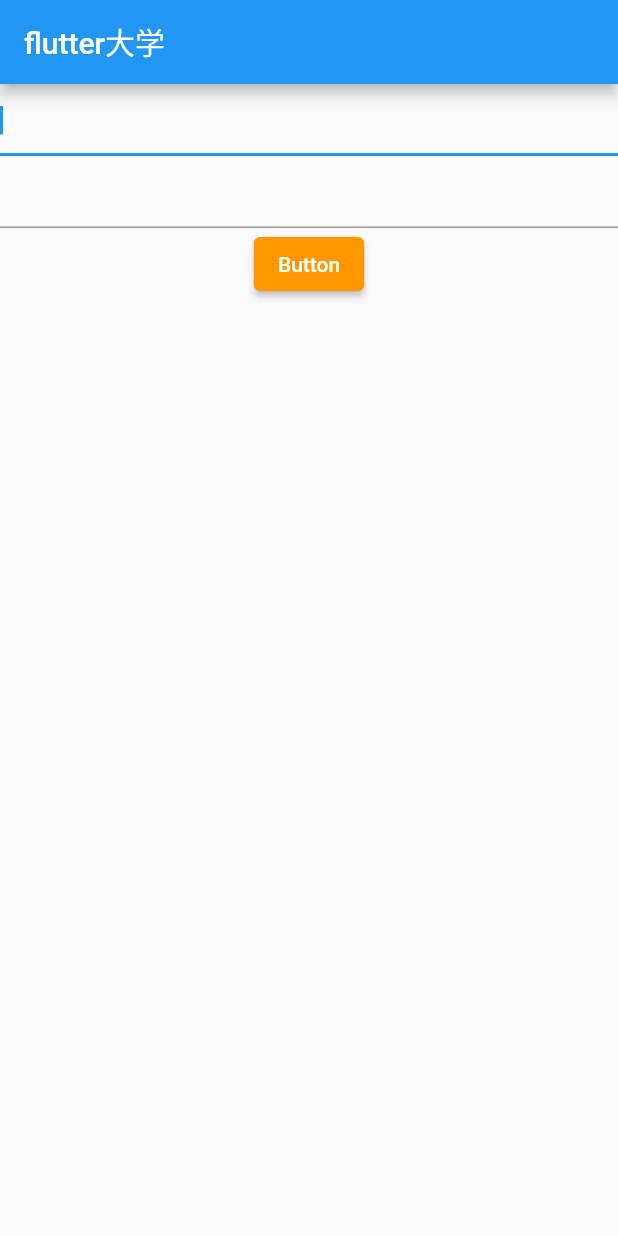
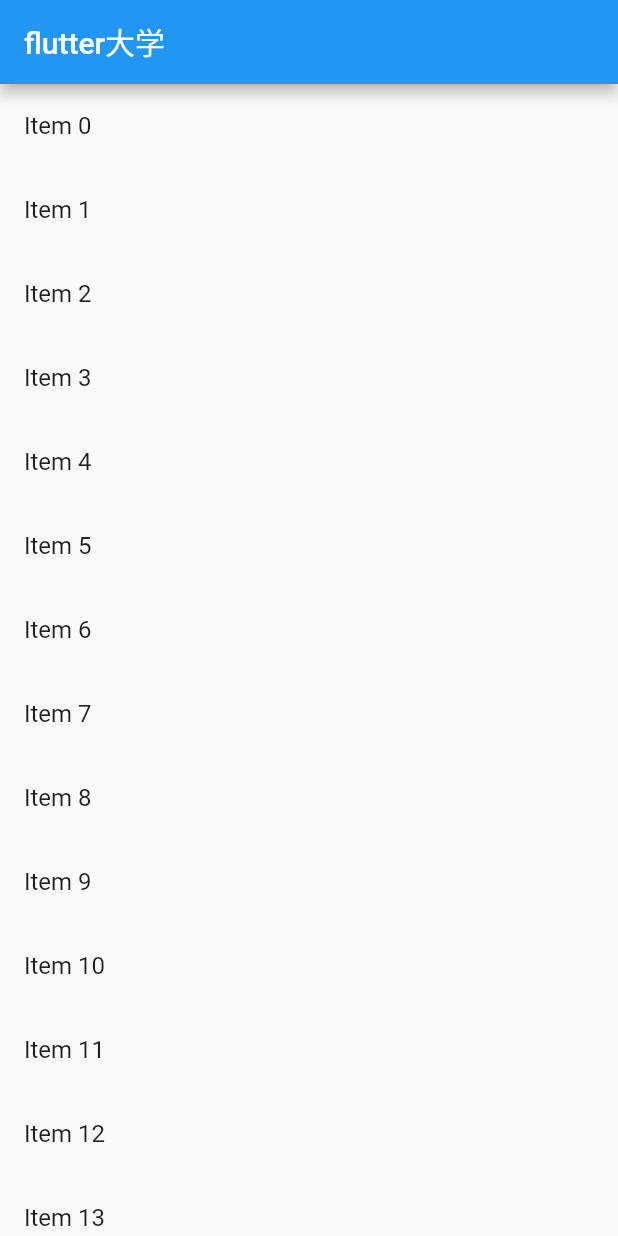
Before and after one commit to tokitsu/flutter_bootcamp, a Flutter app: the screen it shows after launch, on a phone screen of 412 x 824 dp. Run offline on Flutter 3.47's test engine with Material 2 defaults, Android fonts, the phone set to English and light mode, and no system bars.

Commit message:
add list

```diff
--- a/lib/main.dart
+++ b/lib/main.dart
@@ -39,6 +39,8 @@ class _MyHomePageState extends State<MyHomePage> {
 
   final myFocusNode = FocusNode();
 
+  final items = List<String>.generate(10000, (i) => "Item $i");
+
   @override
   Widget build(BuildContext context) {
     return Scaffold(
@@ -47,27 +49,15 @@ class _MyHomePageState extends State<MyHomePage> {
       ),
       body: Container(
         width: double.infinity,
-        child: Column(
-          children: [
-            TextField(
-              autofocus: true,
-            ),
-            TextField(
-              focusNode: myFocusNode,
-            ),
-            ElevatedButton(
-              child: const Text('Button'),
-              style: ElevatedButton.styleFrom(
-                primary: Colors.orange,
-                onPrimary: Colors.white,
-              ),
-              onPressed: () {
-                myFocusNode.requestFocus();
-              },
-            ),
-          ],
+        child: ListView.builder(
+          itemCount: items.length,
+          itemBuilder: (context, index) {
+            return ListTile(
+              title: Text(items[index]),
+            );
+          },
         ),
-      )
+      ),
     );
   }
 }
```
